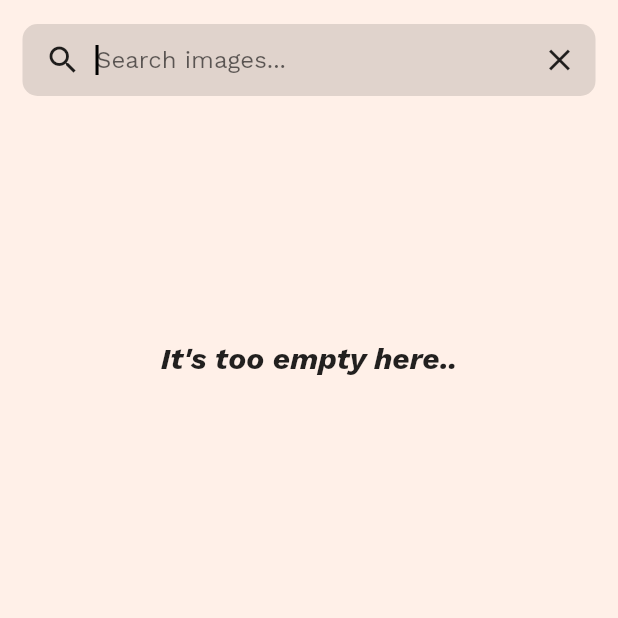
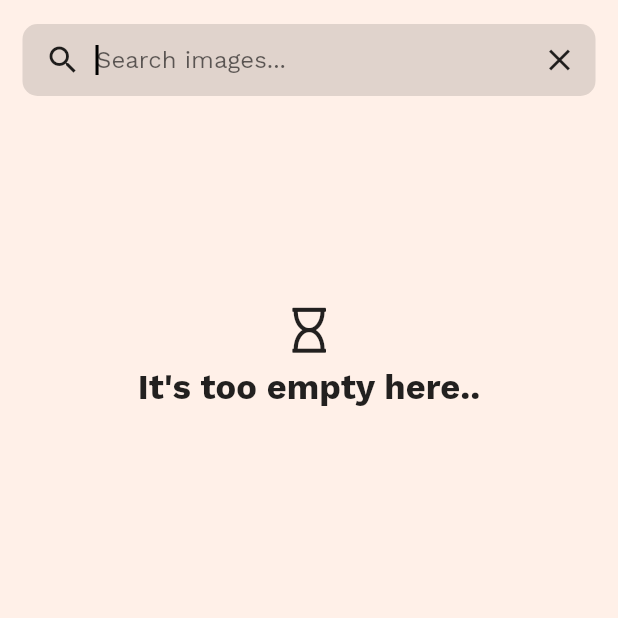
Before and after one commit to Yash-Garg/FlutSplash, a Flutter app: the SearchScreen screen opened directly, on a phone screen of 412 x 824 dp, the top half of it. Run offline on Flutter 3.47's test engine with Material 2 defaults, Android fonts, the phone set to English and light mode, and no system bars; our stand-ins replace dio, font_awesome_flutter, freezed_annotation, get, google_fonts, open_file and 4 more; network calls fail.

Commit message:
Add icon to status messages of search

```diff
--- a/lib/screens/search_screen.dart
+++ b/lib/screens/search_screen.dart
@@ -3,6 +3,7 @@ import 'package:flutsplash/helpers/keys.dart';
 import 'package:flutsplash/main.dart';
 import 'package:flutter/material.dart';
 import 'package:flutter_staggered_grid_view/flutter_staggered_grid_view.dart';
+import 'package:font_awesome_flutter/font_awesome_flutter.dart';
 
 class SearchScreen extends StatefulWidget {
   @override
@@ -37,20 +38,27 @@ class _SearchScreenState extends State<SearchScreen> {
     super.dispose();
   }
 
-  Widget _noResults(String input) {
+  Widget _noResults(IconData icon, String input) {
     return Container(
       height: MediaQuery.of(context).size.height * 0.4,
-      child: Align(
-        alignment: Alignment.center,
-        child: Text(
-          input,
-          style: TextStyle(
-            fontSize: 20,
-            fontWeight: FontWeight.bold,
-            fontStyle: FontStyle.italic,
+      child: Column(
+        mainAxisAlignment: MainAxisAlignment.center,
+        crossAxisAlignment: CrossAxisAlignment.center,
+        children: [
+          FaIcon(
+            icon,
+            size: 30,
           ),
-          textAlign: TextAlign.center,
-        ),
+          Padding(padding: EdgeInsets.only(top: 5, bottom: 5)),
+          Text(
+            input,
+            style: TextStyle(
+              fontSize: 23,
+              fontWeight: FontWeight.bold,
+            ),
+            textAlign: TextAlign.center,
+          ),
+        ],
       ),
     );
   }
@@ -112,7 +120,8 @@ class _SearchScreenState extends State<SearchScreen> {
             padding: EdgeInsets.all(10),
             child: isSubmitted
                 ? _buildSearchResultList()
-                : _noResults("It's too empty here..")),
+                : _noResults(
+                    FontAwesomeIcons.hourglass, "It's too empty here..")),
       ],
     );
   }
@@ -148,7 +157,7 @@ class _SearchScreenState extends State<SearchScreen> {
                 crossAxisSpacing: 2.0,
                 crossAxisCount: 4,
               )
-            : _noResults('No Results Found !'),
+            : _noResults(FontAwesomeIcons.timesCircle, 'No Results Found !'),
       ),
     );
   }
```
